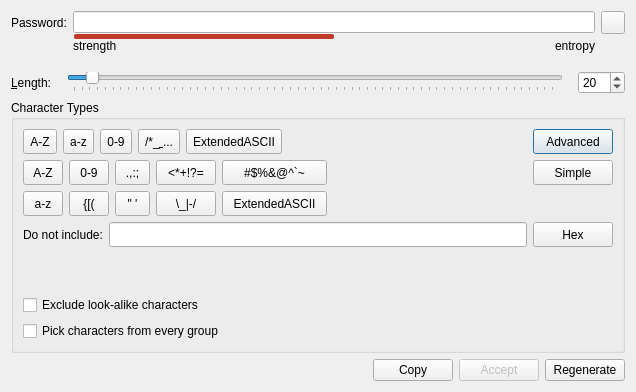
Antidote1911/arsenic, file arsenic_gui/passwordGeneratorDialog.ui: the form before one commit.
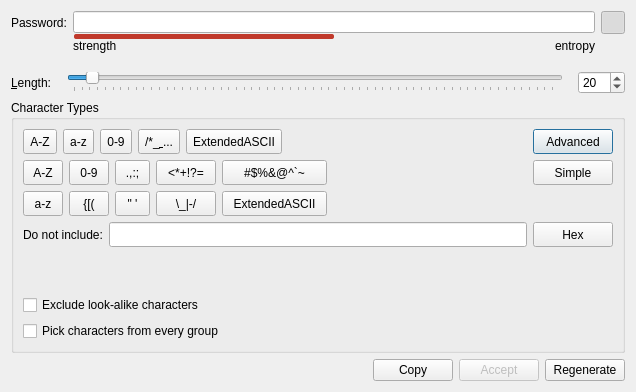
The form after the commit.

Commit message: correct switch show/hide password in password ger

Patch:
```diff
--- a/arsenic_gui/passwordGeneratorDialog.ui
+++ b/arsenic_gui/passwordGeneratorDialog.ui
@@ -176,6 +176,9 @@
        <property name="checkable">
         <bool>true</bool>
        </property>
+       <property name="checked">
+        <bool>true</bool>
+       </property>
       </widget>
      </item>
     </layout>
```
The commit also changes 2 other files.
